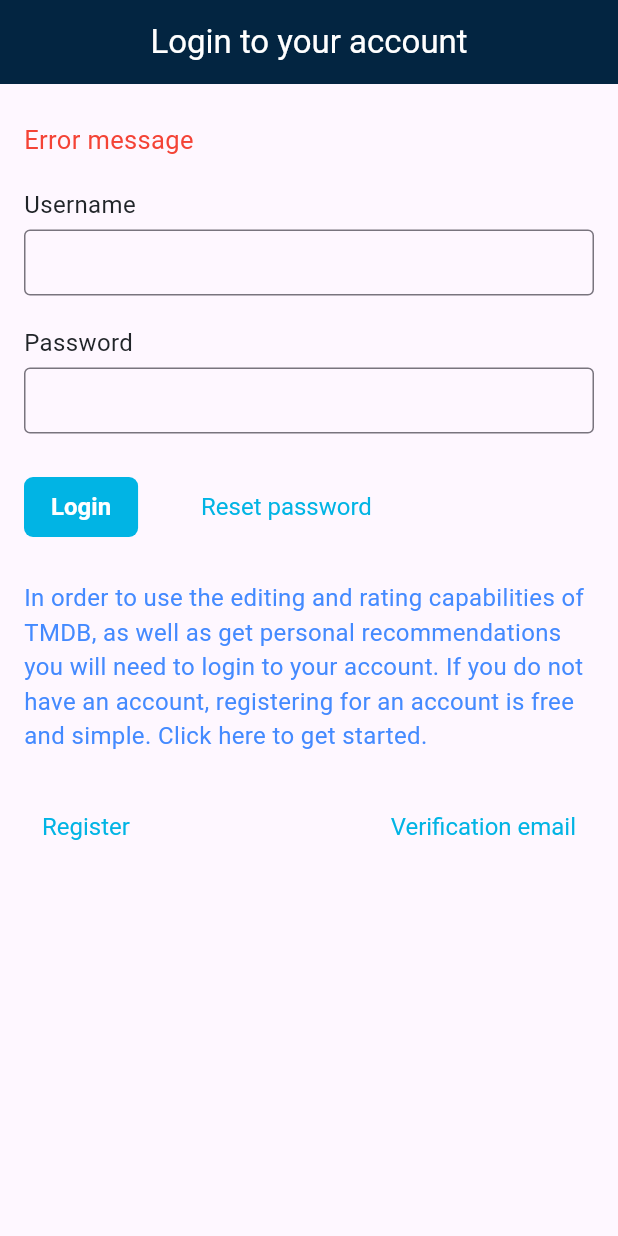
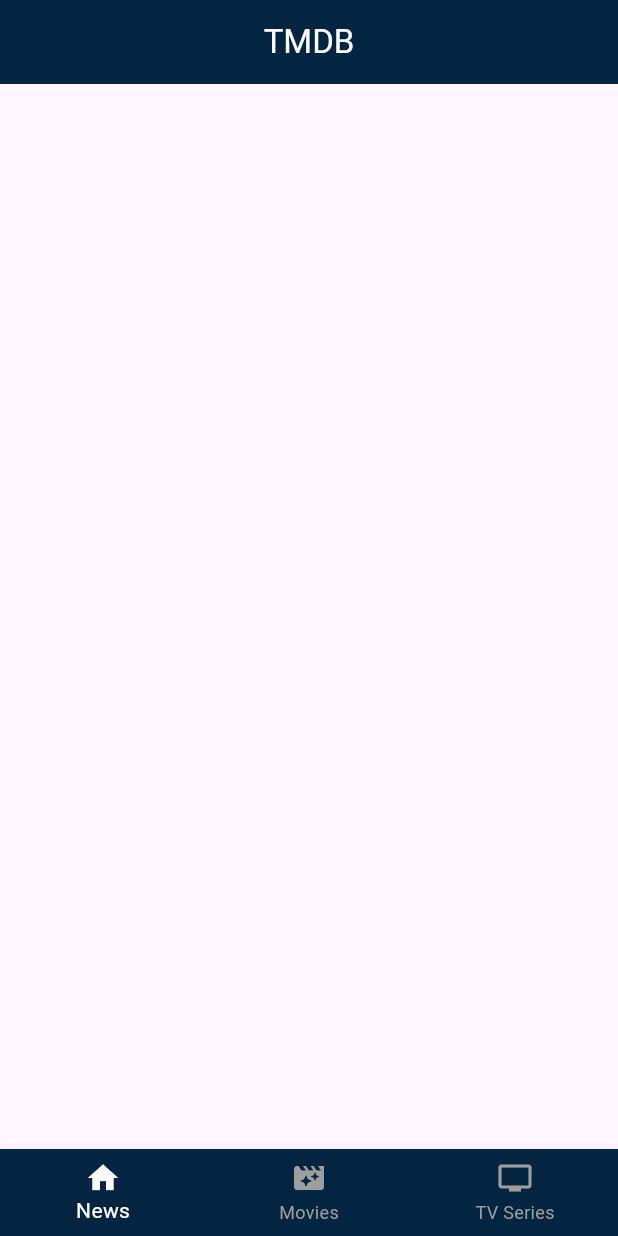
Before and after one commit to DiamondRock597/flutter_movie, a Flutter app: the screen it shows after launch, after a tap on "Login", on a phone screen of 412 x 824 dp. Run offline on Flutter 3.47's test engine with Material 3 defaults, Android fonts, the phone set to English and light mode, and no system bars.

Commit message:
feature: provided navigation

```diff
--- a/lib/widgets/app.dart
+++ b/lib/widgets/app.dart
@@ -1,4 +1,5 @@
 import 'package:first_app/widgets/auth/auth_widget.dart';
+import 'package:first_app/widgets/main/main_screen_widget.dart';
 import 'package:flutter/material.dart';
 
 class App extends StatelessWidget {
@@ -7,13 +8,22 @@ class App extends StatelessWidget {
   @override
   Widget build(BuildContext context) {
     return MaterialApp(
-      home: const AuthWidget(),
       theme: ThemeData(
         primaryColor: Colors.blue,
         appBarTheme: const AppBarTheme(
           backgroundColor: Color.fromRGBO(3, 37, 65, 1),
         ),
+        bottomNavigationBarTheme: const BottomNavigationBarThemeData(
+          backgroundColor: Color.fromRGBO(3, 37, 65, 1),
+          selectedItemColor: Colors.white,
+          unselectedItemColor: Colors.grey,
+        ),
       ),
+      routes: <String, WidgetBuilder>{
+        '/': (context) => const AuthWidget(),
+        '/main_screen': (context) => const MainScreenWidget(),
+      },
+      initialRoute: '/',
     );
   }
 }
--- a/lib/widgets/auth/auth_widget.dart
+++ b/lib/widgets/auth/auth_widget.dart
@@ -82,9 +82,9 @@ class Form extends StatefulWidget {
 }
 
 class _FormState extends State<Form> {
-  final _usernameTextController = TextEditingController();
-  final _passwordTextController = TextEditingController();
-  String? error = null;
+  final _usernameTextController = TextEditingController(text: 'admin');
+  final _passwordTextController = TextEditingController(text: 'admin');
+  String? error;
 
   void _login() {
     final username = _usernameTextController.text;
@@ -95,6 +95,7 @@ class _FormState extends State<Form> {
       setState(() {
         error = null;
       });
+      Navigator.of(context).pushReplacementNamed('/main_screen');
     } else {
       setState(() {
         error = 'Error message';
--- /dev/null
+++ b/lib/widgets/main/main_screen_widget.dart
@@ -0,0 +1,52 @@
+import 'package:flutter/material.dart';
+
+class MainScreenWidget extends StatefulWidget {
+  const MainScreenWidget({super.key});
+
+  @override
+  State<MainScreenWidget> createState() => _MainScreenWidgetState();
+}
+
+class _MainScreenWidgetState extends State<MainScreenWidget> {
+  int _selectedTab = 0;
+
+  void onTab(int value) {
+    if (_selectedTab == value) {
+      return;
+    }
+
+    setState(() {
+      _selectedTab = value;
+    });
+  }
+
+  @override
+  Widget build(BuildContext context) {
+    return Scaffold(
+      appBar: AppBar(
+        title: const Center(
+          child: Text(
+            'TMDB',
+            style: TextStyle(color: Colors.white),
+          ),
+        ),
+      ),
+      body: Container(),
+      bottomNavigationBar: BottomNavigationBar(
+        currentIndex: _selectedTab,
+        onTap: onTab,
+        items: const [
+          BottomNavigationBarItem(icon: Icon(Icons.home), label: 'News'),
+          BottomNavigationBarItem(
+            icon: Icon(Icons.movie_filter),
+            label: 'Movies',
+          ),
+          BottomNavigationBarItem(
+            icon: Icon(Icons.tv),
+            label: 'TV Series',
+          ),
+        ],
+      ),
+    );
+  }
+}
```
